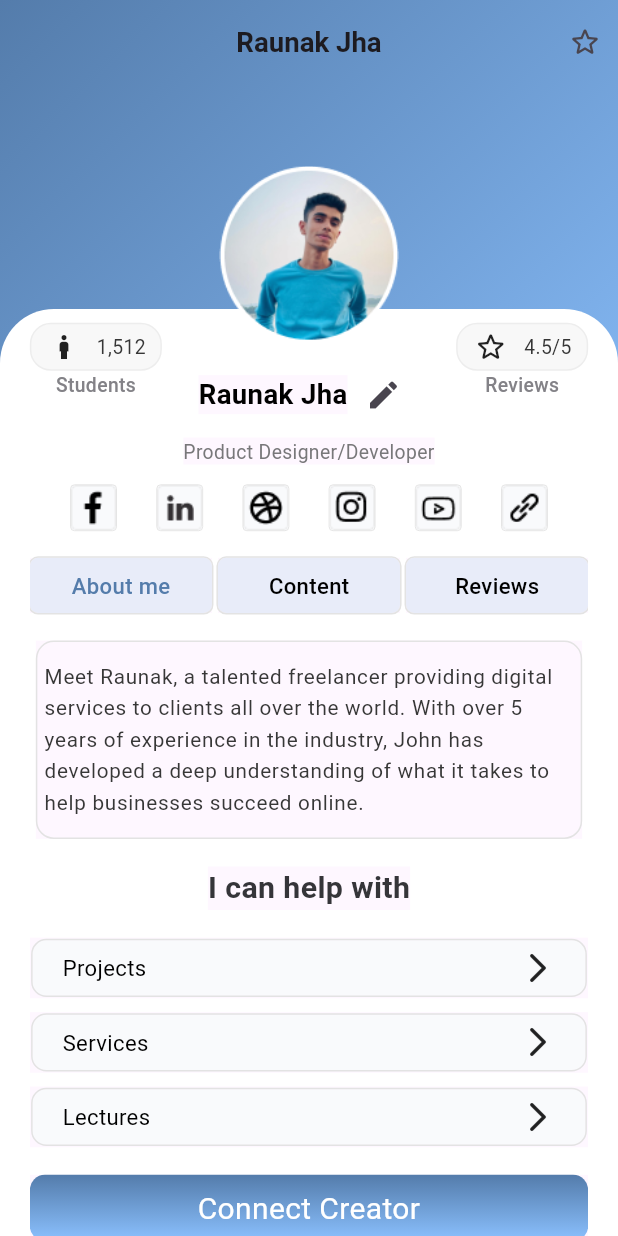
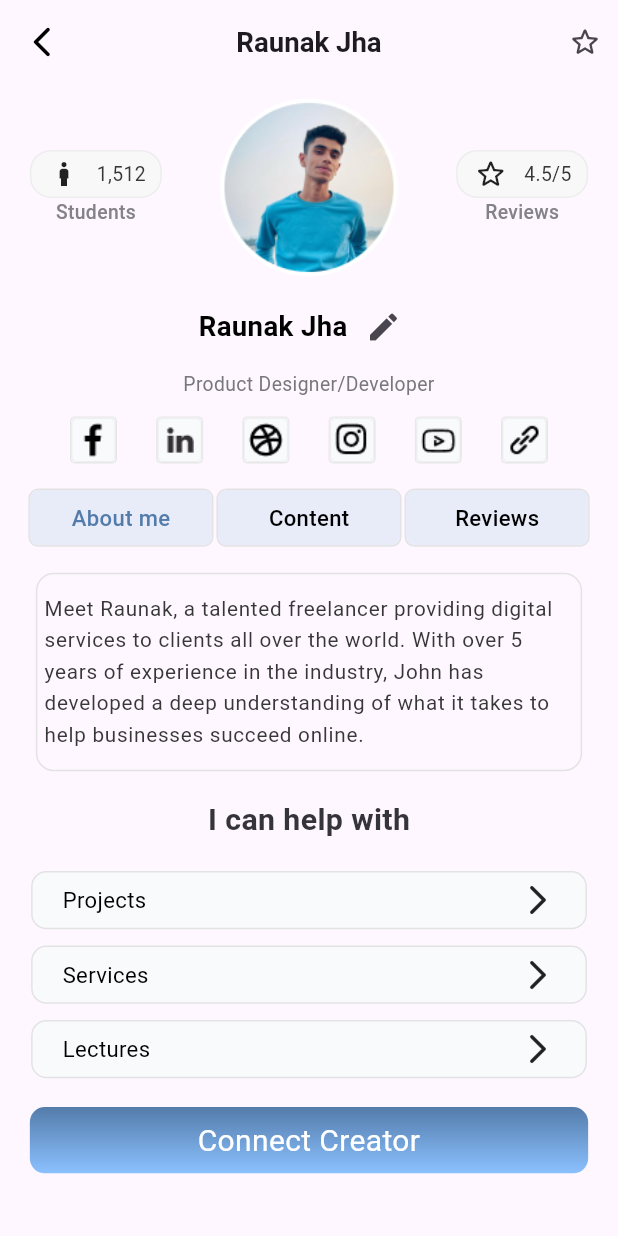
Before and after one commit to Abhineya/EDUC8, a Flutter app: the HomeScreen screen opened directly, item 4 of the bottom bar chosen, in the side drawer, after a tap on "view profile", on a phone screen of 412 x 824 dp. Run offline on Flutter 3.47's test engine with Material 3 defaults, Android fonts, the phone set to English and light mode, and no system bars; our stand-ins replace camera, curved_navigation_bar, firebase_auth, firebase_core, flutter_screenutil, google_sign_in and 1 more; accounts and stored records are empty.

Commit message:
yt courses

```diff
--- /dev/null
+++ b/lib/screens/courses_screen.dart
@@ -0,0 +1,144 @@
+import 'package:flutter/material.dart';
+import 'package:flutter_screenutil/flutter_screenutil.dart';
+import 'package:youtube_player_flutter/youtube_player_flutter.dart';
+
+class CoursesScreen extends StatefulWidget {
+  const CoursesScreen({super.key});
+
+  @override
+  State<CoursesScreen> createState() => _CoursesScreenState();
+}
+
+class _CoursesScreenState extends State<CoursesScreen> {
+  @override
+  Widget build(BuildContext context) {
+    return Scaffold(
+
+      body: Padding(
+        padding: EdgeInsets.all(20.h),
+        child: SingleChildScrollView(
+          child: Column(
+            crossAxisAlignment: CrossAxisAlignment.start,
+            children: [
+              Text(
+                'Free Courses',
+                style: TextStyle(
+                  color: const Color(0xFF0C141C),
+                  fontSize: 22.sp,
+                  fontWeight: FontWeight.w700,
+                  letterSpacing: -0.33,
+                ),
+              ),
+              SizedBox(
+                height: 20.h,
+              ),
+              YoutubePlayerThumbnailExample(
+                videoId: 'lFqxenB9CX8',
+              ),
+              SizedBox(
+                height: 20.h,
+              ),
+              YoutubePlayerThumbnailExample(
+                videoId: 'JDOXKqF60RQ',
+              ),
+              SizedBox(
+                height: 20.h,
+              ),
+              YoutubePlayerThumbnailExample(
+                videoId: '5_5oE5lgrhw&list=PLu0W_9lII9ahIappRPN0MCAgtOu3lQjQi',
+              ),
+              SizedBox(
+                height: 20.h,
+              ),
+              YoutubePlayerThumbnailExample(
+                videoId: 'BsDoLVMnmZs',
+              ),
+              SizedBox(
+                height: 20.h,
+              ),
+              YoutubePlayerThumbnailExample(
+                videoId: 'z0n1aQ3IxWI',
+              ),
+            ],
+          ),
+        ),
+      ),
+    );
+  }
+}
+
+
+
+class YoutubePlayerThumbnailExample extends StatefulWidget {
+  final String videoId;
+
+  const YoutubePlayerThumbnailExample({Key? key, required this.videoId})
+      : super(key: key);
+
+  @override
+  _YoutubePlayerThumbnailExampleState createState() =>
+      _YoutubePlayerThumbnailExampleState();
+}
+
+class _YoutubePlayerThumbnailExampleState
+    extends State<YoutubePlayerThumbnailExample> {
+  late YoutubePlayerController _controller;
+  bool _isPlayerReady = false;
+
+  @override
+  void initState() {
+    super.initState();
+    _controller = YoutubePlayerController(
+      initialVideoId: widget.videoId,
+      flags: YoutubePlayerFlags(
+        autoPlay: false,
+        mute: false,
+      ),
+    );
+
+    _controller.addListener(() {
+      if (_controller.value.isReady && !_isPlayerReady) {
+        setState(() {
+          _isPlayerReady = true;
+        });
+      }
+    });
+  }
+
+  @override
+  Widget build(BuildContext context) {
+    return Container(
+      child: Center(
+        child: YoutubePlayerBuilder(
+          player: YoutubePlayer(
+            controller: _controller,
+            showVideoProgressIndicator: true,
+            progressIndicatorColor: Colors.blueAccent,
+            progressColors: ProgressBarColors(
+              playedColor: Colors.blue,
+              handleColor: Colors.blueAccent,
+            ),
+            onReady: () {
+              // Add listener for player initialization
+            },
+          ),
+          builder: (context, player) {
+            return Column(
+              mainAxisAlignment: MainAxisAlignment.center,
+              children: [
+                // Show thumbnail when the video is not playing
+                player == null ? Image.asset('assets/thumbnail.png') : player,
+              ],
+            );
+          },
+        ),
+      ),
+    );
+  }
+
+  @override
+  void dispose() {
+    super.dispose();
+    _controller.dispose();
+  }
+}
--- a/lib/screens/home_screen.dart
+++ b/lib/screens/home_screen.dart
@@ -1,6 +1,7 @@
 import 'package:curved_navigation_bar/curved_navigation_bar.dart';
 import 'package:educ8/screens/camera_screen.dart';
 import 'package:educ8/screens/categories_screen.dart';
+import 'package:educ8/screens/courses_screen.dart';
 import 'package:educ8/screens/lecture_screen.dart';
 import 'package:educ8/screens/post_screen.dart';
 import 'package:educ8/screens/profile_screen.dart';
@@ -25,7 +26,7 @@ class _HomeScreenState extends State<HomeScreen> {
     const PostScreen(),
     const SearchScreen(),
     CameraScreen(),
-    const SearchScreen(),
+    const CoursesScreen(),
     const ProfileScreen()
   ];
 
--- a/lib/screens/post_screen.dart
+++ b/lib/screens/post_screen.dart
@@ -18,6 +18,22 @@ class _PostScreenState extends State<PostScreen> {
         child: SingleChildScrollView(
           child: Column(
             children: [
+              MyFeedCard(
+                title: 'Raunak Jha',
+                imageUrl: 'assets/images/raunakpost.png',
+                profileimageUrl: 'assets/images/raunak.png',
+              ),
+              SizedBox(
+                height: 20.h,
+              ),
+              MyFeedCard(
+                title: 'Apurva Ambulkar',
+                imageUrl: 'assets/images/apurvapost.png',
+                profileimageUrl: 'assets/images/apurva.png',
+              ),
+              SizedBox(
+                height: 20.h,
+              ),
               MyFeedCard(
                 title: 'Raunak Jha',
                 imageUrl: 'assets/images/raunakpost.png',
@@ -94,7 +110,7 @@ class _MyFeedCardState extends State<MyFeedCard> {
                   ),
                 ),
                 const Spacer(),
-                const Icon(Icons.view_array_rounded)
+                const Icon(Icons.more_vert)
               ],
             ),
           ),
--- a/lib/screens/profile_screen.dart
+++ b/lib/screens/profile_screen.dart
@@ -1,10 +1,5 @@
-// ignore_for_file: public_member_api_docs, sort_constructors_first
-import 'package:flutter/cupertino.dart';
 import 'package:flutter/material.dart';
-import 'package:flutter/services.dart';
-import 'package:flutter/widgets.dart';
 import 'package:flutter_screenutil/flutter_screenutil.dart';
-
 import 'package:educ8/screens/categories_screen.dart';
 import 'package:educ8/screens/home_screen.dart';
 import 'package:educ8/screens/lecture_screen.dart';
@@ -26,18 +21,7 @@ class _ProfileScreenState extends State<ProfileScreen> {
 
   @override
   Widget build(BuildContext context) {
-    return Stack(
-      children: [
-        Container(
-          decoration: const BoxDecoration(
-            gradient: LinearGradient(
-              colors: [Color(0xFF547CAB), Color(0xFF8BC1FF)],
-              begin: Alignment.topLeft,
-              end: Alignment.centerRight,
-            ),
-          ),
-          child: Scaffold(
-            backgroundColor: Colors.transparent,
+    return Scaffold(
       appBar: AppBar(
         backgroundColor: Colors.transparent,
         centerTitle: true,
@@ -50,17 +34,9 @@ class _ProfileScreenState extends State<ProfileScreen> {
           },
           child: const Icon(
             Icons.arrow_back_ios_new_rounded,
-                  color: Colors.transparent,
+            color: Colors.black,
           ),
         ),
-              // leading: GestureDetector(
-              //     onTap: () {
-              //       Navigator.push(context,
-              //           MaterialPageRoute(builder: (context) {
-              //         return const HomeScreen();
-              //       }));
-              //     },
-              //     child: const Icon(Icons.arrow_back_ios_new_rounded)),
         title: Text(
           'Raunak Jha',
           textAlign: TextAlign.center,
@@ -76,25 +52,10 @@ class _ProfileScreenState extends State<ProfileScreen> {
           )
         ],
       ),
-            body: Column(
-              mainAxisAlignment: MainAxisAlignment.end,
-              children: [
-                Container(
-                  height: MediaQuery.of(context).size.height * 0.75,
-                  decoration: const ShapeDecoration(
-                    color: Colors.white,
-                    shape: RoundedRectangleBorder(
-                      borderRadius: BorderRadius.only(
-                        topLeft: Radius.circular(36),
-                        topRight: Radius.circular(36),
-                      ),
-                    ),
-                  ),
+      body: SingleChildScrollView(
         child: Padding(
-                    padding:
-                        EdgeInsets.symmetric(horizontal: 20.w, vertical: 10.h),
+          padding: EdgeInsets.symmetric(horizontal: 20.w, vertical: 10.h),
           child: Column(
-                      crossAxisAlignment: CrossAxisAlignment.center,
             children: [
               Row(
                 mainAxisAlignment: MainAxisAlignment.spaceBetween,
@@ -114,8 +75,7 @@ class _ProfileScreenState extends State<ProfileScreen> {
                           ),
                         ),
                         child: Row(
-                                    mainAxisAlignment:
-                                        MainAxisAlignment.spaceEvenly,
+                          mainAxisAlignment: MainAxisAlignment.spaceEvenly,
                           children: [
                             const Icon(Icons.boy),
                             Text(
@@ -139,6 +99,24 @@ class _ProfileScreenState extends State<ProfileScreen> {
                       ),
                     ],
                   ),
+                  Container(
+                    width: 130.w,
+                    height: 130.h,
+                    decoration: ShapeDecoration(
+                      shape: RoundedRectangleBorder(
+                        // side: BorderSide(
+                        //   width: 3.25.w,
+                        //   strokeAlign: BorderSide.strokeAlignOutside,
+                        //   color: Colors.white,
+                        // ),
+                        borderRadius: BorderRadius.circular(75.r),
+                      ),
+                    ),
+                    child: Image.asset(
+                      'assets/images/raunakprofile.png',
+                      fit: BoxFit.contain,
+                    ),
+                  ),
                   Column(
                     crossAxisAlignment: CrossAxisAlignment.center,
                     children: [
@@ -154,8 +132,7 @@ class _ProfileScreenState extends State<ProfileScreen> {
                           ),
                         ),
                         child: Row(
-                                    mainAxisAlignment:
-                                        MainAxisAlignment.spaceEvenly,
+                          mainAxisAlignment: MainAxisAlignment.spaceEvenly,
                           children: [
                             const Icon(Icons.star_border_rounded),
                             Text(
@@ -180,42 +157,6 @@ class _ProfileScreenState extends State<ProfileScreen> {
                     ],
                   )
                 ],
-                        ),
-                      ],
-                    ),
-                  ),
-                ),
-              ],
-            ),
-          ),
-        ),
-        Padding(
-          padding: EdgeInsets.symmetric(horizontal: 20.w),
-          child: SingleChildScrollView(
-            child: Column(
-              children: [
-                SizedBox(
-                  height: 120.h,
-                ),
-                Center(
-                  child: Container(
-                    width: 130.w,
-                    height: 130.h,
-                    decoration: ShapeDecoration(
-                      shape: RoundedRectangleBorder(
-                        // side: BorderSide(
-                        //   width: 3.25.w,
-                        //   strokeAlign: BorderSide.strokeAlignOutside,
-                        //   color: Colors.white,
-                        // ),
-                        borderRadius: BorderRadius.circular(75.r),
-                      ),
-                    ),
-                    child: Image.asset(
-                      'assets/images/raunakprofile.png',
-                      fit: BoxFit.contain,
-                    ),
-                  ),
               ),
               SizedBox(
                 height: 10.h,
@@ -532,15 +473,55 @@ class _ProfileScreenState extends State<ProfileScreen> {
               ),
               SizedBox(
                 height: 20.h,
-                )
+              ),
             ],
           ),
         ),
       ),
-      ],
     );
   }
 }
+
+// class ProfileTile extends StatelessWidget {
+//   final String title;
+//   const ProfileTile({super.key, required this.title});
+
+//   @override
+//   Widget build(BuildContext context) {
+//     return Container(
+//         margin: EdgeInsets.all(2.h),
+//         width: double.infinity,
+//         height: 40.h,
+//         decoration: ShapeDecoration(
+//           color: const Color(0xFFF9FAFC),
+//           shape: RoundedRectangleBorder(
+//             side: BorderSide(
+//               width: 1.w,
+//               strokeAlign: BorderSide.strokeAlignOutside,
+//               color: const Color(0xFFE3E3E3),
+//             ),
+//             borderRadius: BorderRadius.circular(10.r),
+//           ),
+//         ),
+//         child: Padding(
+//           padding: EdgeInsets.symmetric(horizontal: 20.w),
+//           child: Row(
+//             mainAxisAlignment: MainAxisAlignment.spaceBetween,
+//             children: [
+//               Text(
+//                 title,
+//                 style: TextStyle(
+//                   color: Colors.black,
+//                   fontSize: 16.sp,
+//                   fontWeight: FontWeight.w400,
+//                 ),
+//               ),
+//               const Icon(Icons.arrow_forward_ios_rounded)
+//             ],
+//           ),
+//         ));
+//   }
+// }
 
 class ProfileTile extends StatelessWidget {
   final String title;
```
Also changed, not shown: lib/main.dart (+4 -6 lines), lib/screens/camera_screen.dart (+39 -18 lines), pubspec.yaml (+6 -1 lines), pubspec.lock, 29 other files. Lines whose indentation alone changed are shown as unchanged.
